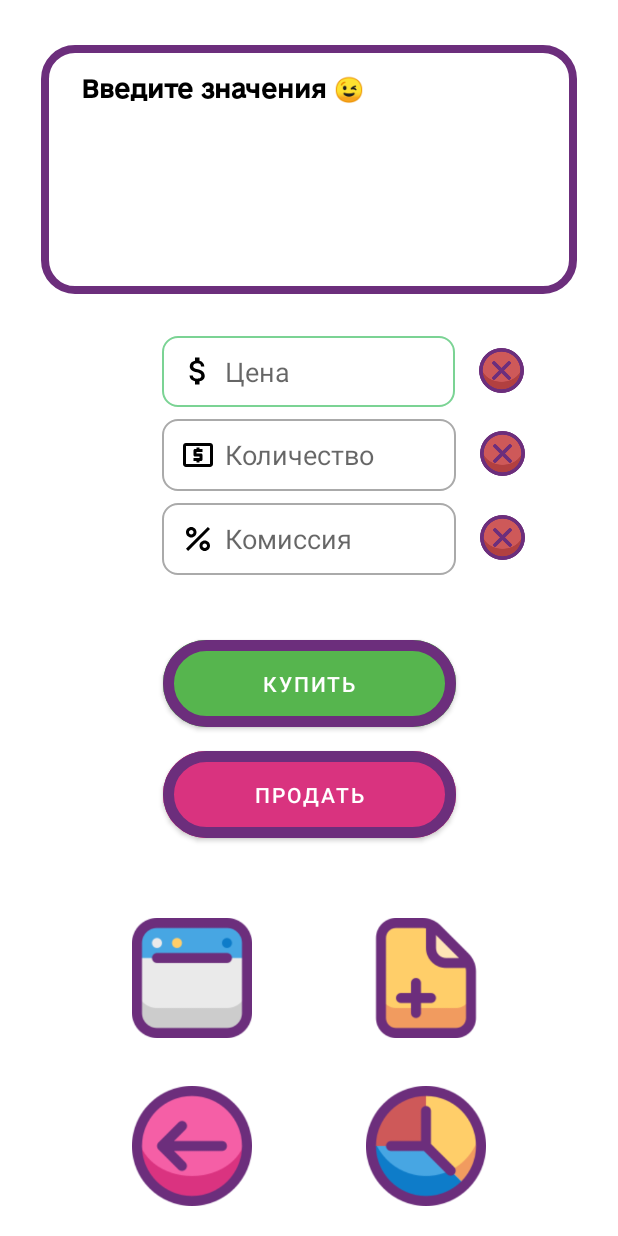
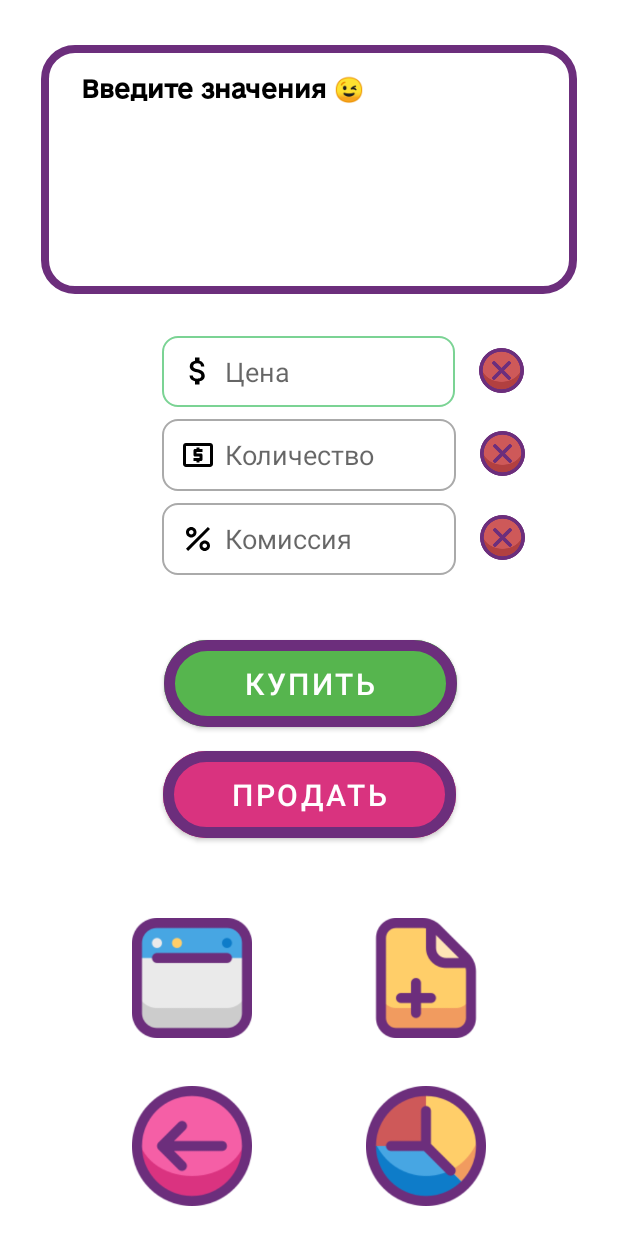
Before and after one commit to eatmore2004/SpotCalculator, an Android app: the screen it shows after launch (MainActivity), on a phone screen of 412 x 824 dp. Run offline under Robolectric (Android 15) with nearby library versions, the phone set to English and light mode, and no system bars; libraries missing offline, so code that uses them is left out: io.paperdb; 2 statements that could not run were skipped.

Commit message:
Bug fixes

```diff
--- a/app/src/main/java/com/andrii/positioncalculator/MainActivity.java
+++ b/app/src/main/java/com/andrii/positioncalculator/MainActivity.java
@@ -46,6 +46,7 @@ public class MainActivity extends AppCompatActivity {
     @Override
     protected void onCreate(Bundle savedInstanceState) {
         super.onCreate(savedInstanceState);
+
         setContentView(R.layout.activity_main);
 
         Paper.init(getApplicationContext());
@@ -191,5 +192,9 @@ public class MainActivity extends AppCompatActivity {
         StorageManager.savePosition("current_position",position);
     }
 
-
+    @Override
+    protected void onResume() {
+        super.onResume();
+        String response = position.getResponse();
+    }
 }
--- a/app/src/main/res/layout/activity_logs.xml
+++ b/app/src/main/res/layout/activity_logs.xml
@@ -74,7 +74,7 @@
             android:fontFamily="@font/medium"
             android:textAlignment="viewStart"
             android:textColor="#000000"
-            android:textSize="12sp"
+            android:textSize="12dip"
             android:textStyle="bold"
             app:layout_constraintBottom_toTopOf="@+id/showqr_btn"
             app:layout_constraintEnd_toEndOf="parent"
--- a/app/src/main/res/layout/activity_main.xml
+++ b/app/src/main/res/layout/activity_main.xml
@@ -20,14 +20,15 @@
         android:layout_marginStart="50dp"
         android:layout_marginTop="224dp"
         android:layout_marginEnd="50dp"
+        android:background="@drawable/edit_style"
+        android:drawableStart="@drawable/baseline_attach_money_24"
+        android:drawablePadding="6dp"
         android:ems="10"
+        android:hint="Цена"
+        android:inputType="numberSigned|numberDecimal"
         android:paddingStart="12dp"
         android:paddingEnd="12dp"
-        android:drawableStart="@drawable/baseline_attach_money_24"
-        android:drawablePadding="6dp"
-        android:background="@drawable/edit_style"
-        android:hint="Цена"
-        android:inputType="numberSigned|numberDecimal"
+        android:textSize="18dip"
         app:layout_constraintEnd_toEndOf="parent"
         app:layout_constraintHorizontal_bias="0.499"
         app:layout_constraintStart_toStartOf="parent"
@@ -40,14 +41,15 @@
         android:layout_marginStart="50dp"
         android:layout_marginTop="8dp"
         android:layout_marginEnd="50dp"
+        android:background="@drawable/edit_style"
+        android:drawableStart="@drawable/baseline_local_atm_24"
+        android:drawablePadding="6dp"
         android:ems="10"
+        android:hint="Количество"
+        android:inputType="numberSigned|numberDecimal"
         android:paddingStart="12dp"
         android:paddingEnd="12dp"
-        android:drawableStart="@drawable/baseline_local_atm_24"
-        android:drawablePadding="6dp"
-        android:background="@drawable/edit_style"
-        android:hint="Количество"
-        android:inputType="numberSigned|numberDecimal"
+        android:textSize="18dip"
         app:layout_constraintEnd_toEndOf="parent"
         app:layout_constraintStart_toStartOf="parent"
         app:layout_constraintTop_toBottomOf="@+id/price_edt" />
@@ -59,14 +61,15 @@
         android:layout_marginStart="50dp"
         android:layout_marginTop="64dp"
         android:layout_marginEnd="50dp"
+        android:background="@drawable/edit_style"
+        android:drawableStart="@drawable/baseline_percent_24"
+        android:drawablePadding="6dp"
         android:ems="10"
         android:hint="Комиссия"
+        android:inputType="numberSigned|numberDecimal"
         android:paddingStart="12dp"
         android:paddingEnd="12dp"
-        android:drawableStart="@drawable/baseline_percent_24"
-        android:drawablePadding="6dp"
-        android:background="@drawable/edit_style"
-        android:inputType="numberSigned|numberDecimal"
+        android:textSize="18dip"
         app:layout_constraintEnd_toEndOf="parent"
         app:layout_constraintStart_toStartOf="parent"
         app:layout_constraintTop_toBottomOf="@+id/price_edt" />
@@ -80,10 +83,13 @@
         android:layout_marginBottom="4dp"
         android:backgroundTint="#56B54E"
         android:text="Купить"
+        android:textSize="20dip"
+        android:typeface="normal"
+        app:cornerRadius="60dp"
         app:layout_constraintBottom_toTopOf="@+id/sell_btn"
         app:layout_constraintEnd_toEndOf="parent"
+        app:layout_constraintHorizontal_bias="0.562"
         app:layout_constraintStart_toStartOf="parent"
-        app:cornerRadius="60dp"
         app:strokeColor="@color/buttons"
         app:strokeWidth="7dp" />
 
@@ -95,6 +101,7 @@
         android:layout_marginEnd="100dp"
         android:backgroundTint="#D9337F"
         android:text="Продать"
+        android:textSize="20dip"
         app:cornerRadius="60dp"
         app:layout_constraintBottom_toBottomOf="parent"
         app:layout_constraintEnd_toEndOf="parent"
@@ -113,7 +120,7 @@
         android:fontFamily="@font/medium"
         android:textAlignment="textStart"
         android:textColor="#000000"
-        android:textSize="16sp"
+        android:textSize="16dip"
         android:textStyle="bold"
         app:layout_constraintBottom_toTopOf="@+id/price_edt"
         app:layout_constraintEnd_toEndOf="parent"
```
Also changed, not shown: app/src/main/res/layout/activity_add_position.xml (+12 -8 lines), app/src/main/res/layout/activity_chart.xml (+7 -7 lines).
